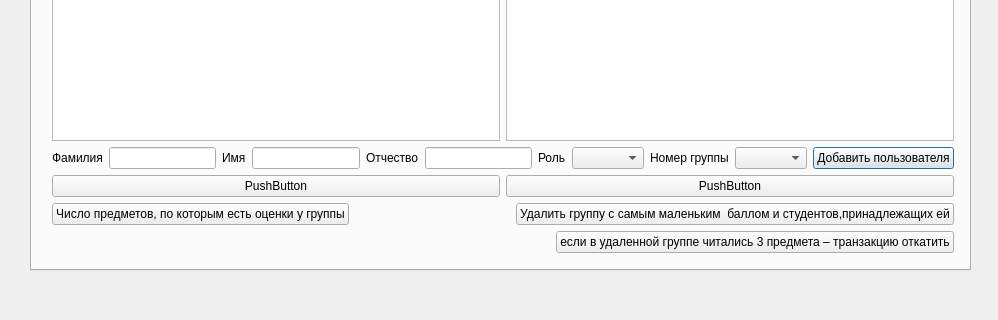
First picture: the form in ui/teacher_window.ui, repository Ane1y/deanery_db, before the edit; both pictures show x 0 to 998 and y 530 to 850 of the 998 by 850 pixel window.
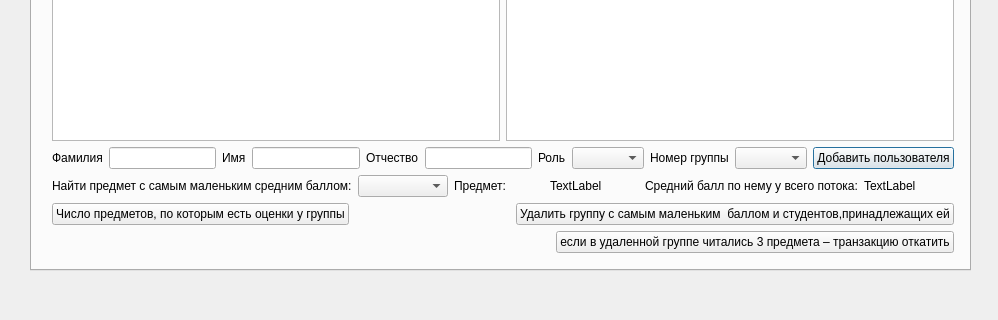
Second picture: the form after the edit. The open tabs and pages were chosen to show the change.

Diff of the .ui file:
```diff
--- a/ui/teacher_window.ui
+++ b/ui/teacher_window.ui
@@ -192,16 +192,46 @@
          <item>
           <layout class="QHBoxLayout" name="horizontalLayout_8">
            <item>
-            <widget class="QPushButton" name="pushButton_3">
+            <widget class="QLabel" name="label_17">
              <property name="text">
-              <string>PushButton</string>
+              <string>Найти предмет с самым маленьким средним баллом:</string>
              </property>
             </widget>
            </item>
            <item>
-            <widget class="QPushButton" name="pushButton_4">
+            <widget class="QComboBox" name="groupComboBox1"/>
+           </item>
+           <item>
+            <widget class="QLabel" name="label_10">
+             <property name="sizePolicy">
+              <sizepolicy hsizetype="Minimum" vsizetype="Preferred">
+               <horstretch>0</horstretch>
+               <verstretch>0</verstretch>
+              </sizepolicy>
+             </property>
              <property name="text">
-              <string>PushButton</string>
+              <string>Предмет:</string>
+             </property>
+            </widget>
+           </item>
+           <item>
+            <widget class="QLabel" name="label_11">
+             <property name="text">
+              <string>TextLabel</string>
+             </property>
+            </widget>
+           </item>
+           <item>
+            <widget class="QLabel" name="label_14">
+             <property name="text">
+              <string>Средний балл по нему у всего потока:</string>
+             </property>
+            </widget>
+           </item>
+           <item>
+            <widget class="QLabel" name="label_15">
+             <property name="text">
+              <string>TextLabel</string>
              </property>
             </widget>
            </item>
```
Left out of the diff: 2 changed lines with no effect on the pictures.
